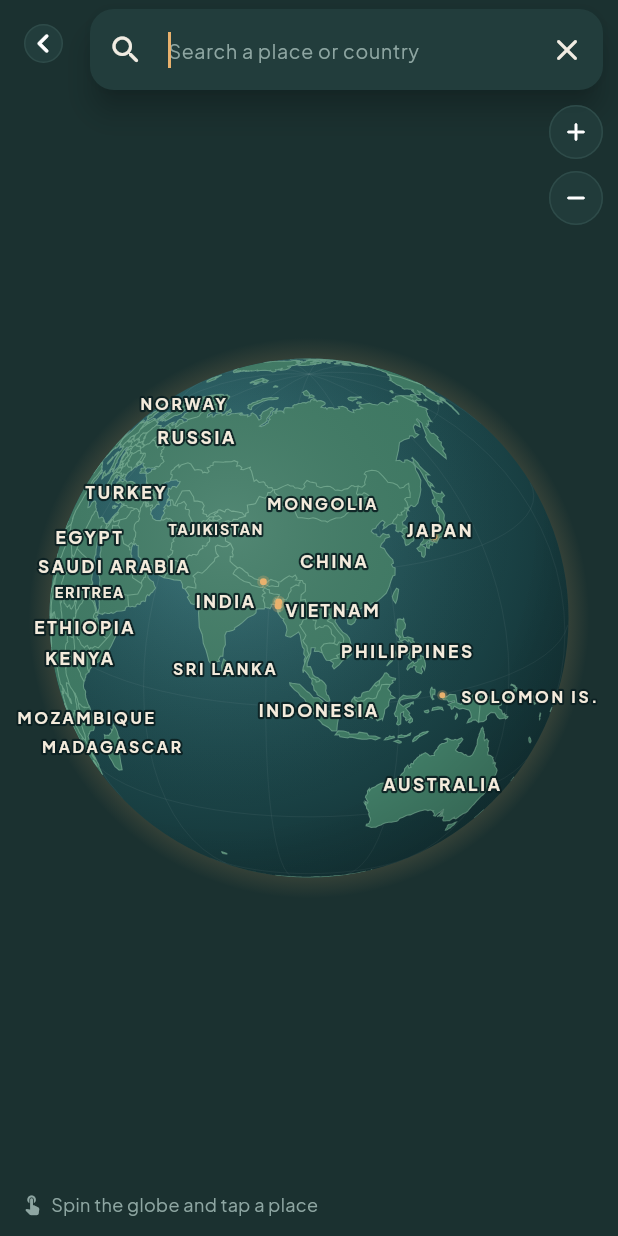
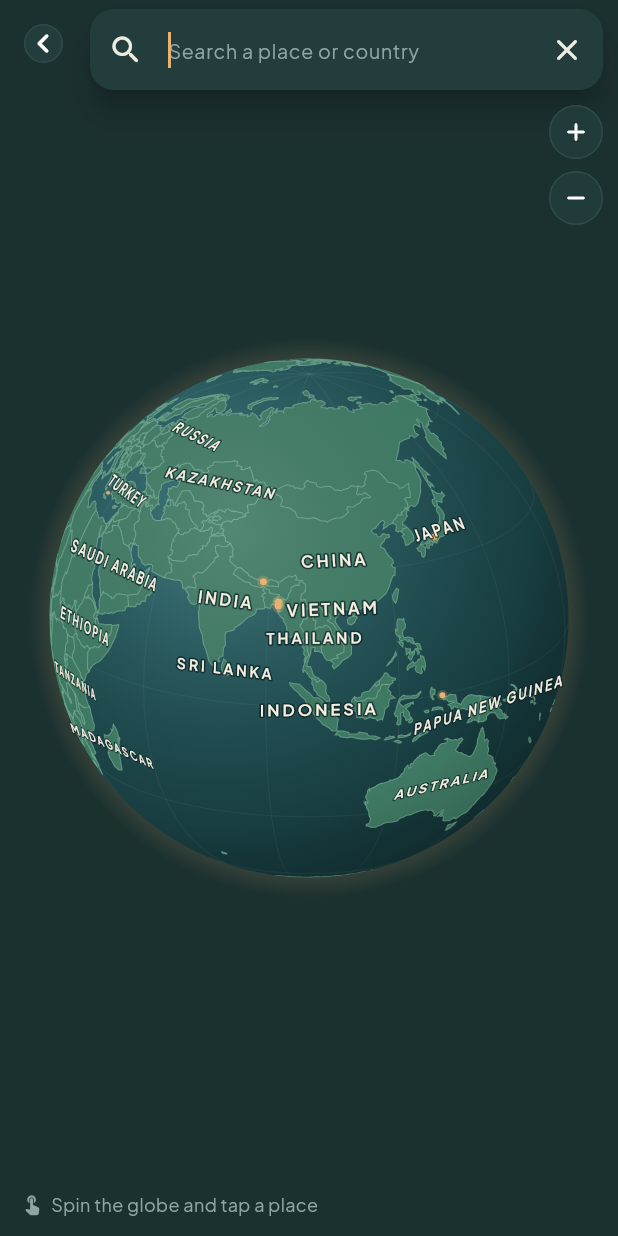
Before and after one commit to MdFarhadHossenImon/ExploreHub_TravelCommunityApp, a Flutter app: the GlobeScreen screen opened directly, after a tap on the "search" icon, on a phone screen of 412 x 824 dp. Run offline on Flutter 3.47's test engine with Material 3 defaults, Android fonts, the phone set to English and light mode, and no system bars; our stand-ins replace connectivity_plus, flutter_map, flutter_tts, geolocator, google_fonts, image_picker and 5 more; missing offline and left inert: video_compress; accounts and stored records are empty; network calls fail.

Commit message:
Globe: 3D country names that lie on the globe's surface
Country names now curve and foreshorten with the globe like a printed globe,
in a lighter letter-spaced face with a softer halo, and fewer names show when
fully zoomed out.

Co-Authored-By: Claude Opus 5.5 <noreply@anthropic.com>
Claude-Session: https://claude.ai/code/session_01KbBb99KZSFt8E3zHgPc5uT

```diff
--- a/lib/widgets/globe.dart
+++ b/lib/widgets/globe.dart
@@ -634,20 +634,34 @@ class _GlobePainter extends CustomPainter {
       if (room(rect)) MapText.paint(canvas, t, rect.topLeft + const Offset(2, 2));
     }
 
-    // country names: letter-spaced capitals with a soft halo; they fade out once cities take over
+    // country names: lie on the globe's surface (they curve and foreshorten with it, like a real globe),
+    // in a light, letter-spaced face with a soft halo; they fade out once cities take over
     final cAlpha = (1 - (ppd - 22) / 18).clamp(0.0, 1.0);
     if (w != null && cAlpha > 0) {
-      final maxRank = ppd < 3.3 ? 4 : (ppd < 4.6 ? 5 : (ppd < 7 ? 6 : 7));
+      final maxRank = ppd < 3.3 ? 3 : (ppd < 4.6 ? 4 : (ppd < 7 ? 5 : 7));
       final grow = 1 + (ppd - 2.8).clamp(0.0, 12.0) * .035;
       canvas.saveLayer(Offset.zero & size, Paint()..color = Colors.white.withValues(alpha: cAlpha));
       for (final ct in w.countries) {
         if (ct.rank > maxRank) continue;
         final la = ct.lat * _deg, dl = ct.lon * _deg - lon * _deg;
-        final cosc = sp * math.sin(la) + cp * math.cos(la) * math.cos(dl);
-        if (cosc < .3) continue;
-        final o = Offset(c.dx + r * math.cos(la) * math.sin(dl), c.dy - r * (cp * math.sin(la) - sp * math.cos(la) * math.cos(dl)));
-        final fs = ((ct.rank <= 2 ? 11.5 : ct.rank == 3 ? 10.5 : ct.rank == 4 ? 9.5 : 9.0) * grow * 2).round() / 2;
-        area(ct.name.toUpperCase(), o, font(fs, FontWeight.w700, const Color(0xFFF4EBDC), spacing: ct.rank <= 3 ? 1.8 : 1.2), 'country');
+        final sla = math.sin(la), cla = math.cos(la), sdl = math.sin(dl), cdl = math.cos(dl);
+        final cosc = sp * sla + cp * cla * cdl;
+        if (cosc < .28) continue;
+        final o = Offset(c.dx + r * cla * sdl, c.dy - r * (cp * sla - sp * cla * cdl));
+        final fs = ((ct.rank <= 2 ? 11.0 : ct.rank == 3 ? 10.0 : 9.0) * grow * 2).round() / 2;
+        final t = MapText.of(ct.name.toUpperCase(), font(fs, FontWeight.w600, const Color(0xFFF7EFE2), spacing: ct.rank <= 3 ? 2.0 : 1.4), kind: 'country3d', halo: const Color(0xA60B1F21), haloWidth: 2.6);
+        // the surface's east and south directions on screen at this point
+        final ex = cdl, ey = -sp * sdl;
+        final sx = sla * sdl, sy = cp * cla + sp * sla * cdl;
+        final tw = t.$2.width, th = t.$2.height;
+        // room check with the label's projected footprint
+        final hw = (tw / 2 * ex.abs() + th / 2 * sx.abs()), hh = (tw / 2 * ey.abs() + th / 2 * sy.abs());
+        final rect = Rect.fromCenter(center: o, width: hw * 2, height: hh * 2).inflate(2);
+        if (!room(rect)) continue;
+        canvas.save();
+        canvas.transform(Float64List.fromList([ex, ey, 0, 0, sx, sy, 0, 0, 0, 0, 1, 0, o.dx, o.dy, 0, 1]));
+        MapText.paint(canvas, t, Offset(-tw / 2, -th / 2));
+        canvas.restore();
       }
       canvas.restore();
     }
```
